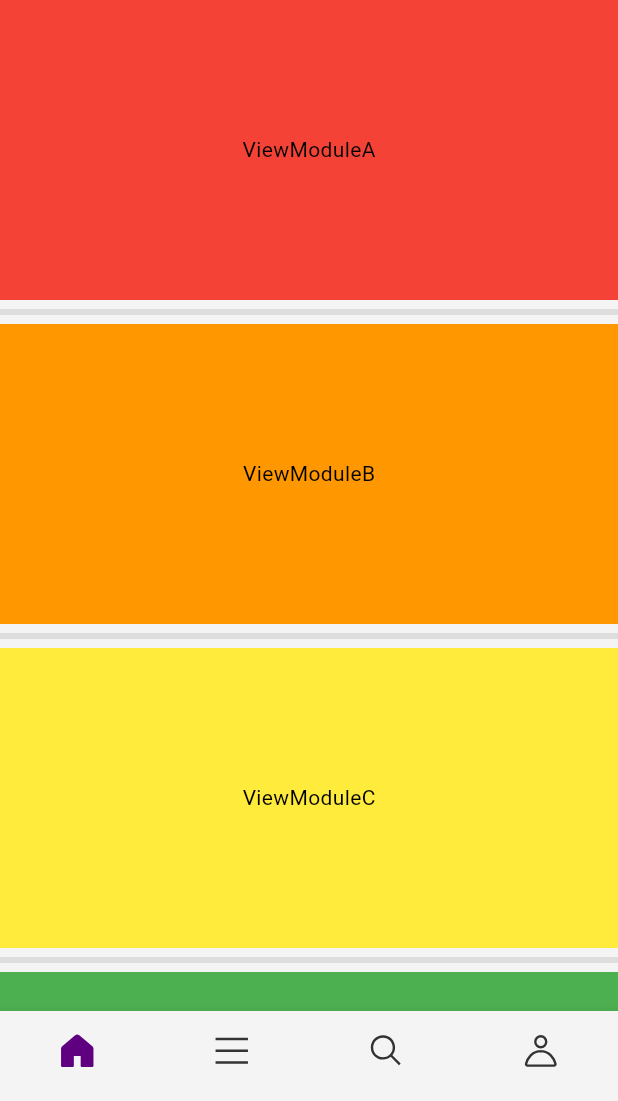
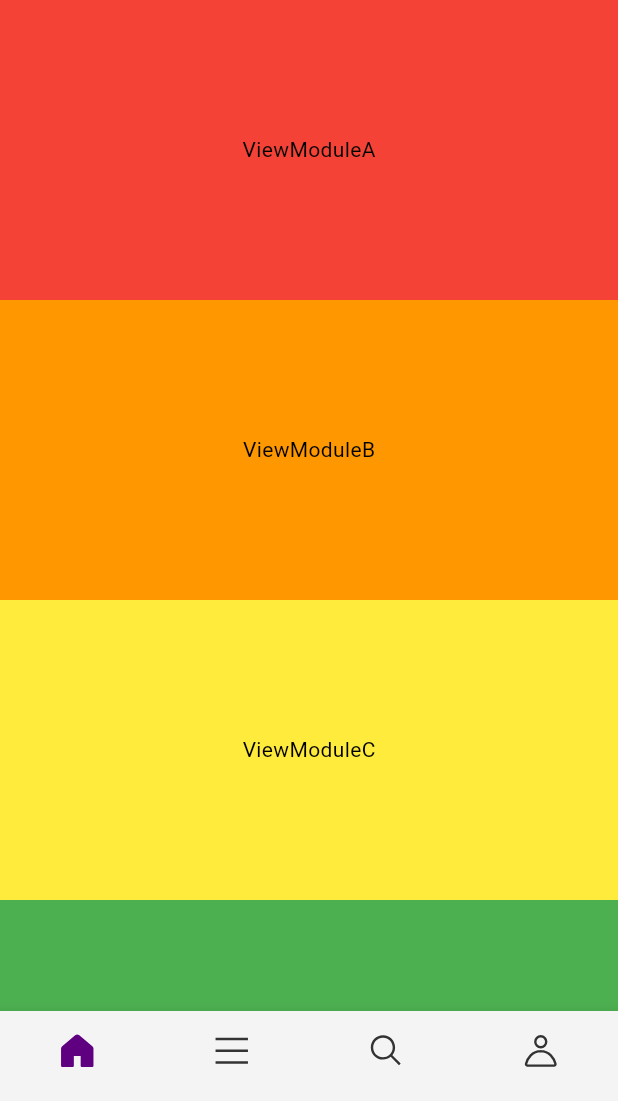
Before and after one commit to fastcampus-flutter/part6_e_commerce_app, a Flutter app: the screen it shows after launch, on a phone screen of 412 x 824 dp, the part 135-1236 px from its top. Run offline on Flutter 3.47's test engine with Material 2 defaults, Android fonts, the phone set to English and light mode, and no system bars; our stand-ins replace dio, flutter_bloc, flutter_svg, freezed_annotation, get_it, go_router and 2 more; generated files the repository leaves out were written again; Roboto replaces fonts that are missing (Pretendard).

Commit message:
view_module_list 수정

```diff
--- a/lib/presentation/pages/home/component/view_module_list/view_module_list.dart
+++ b/lib/presentation/pages/home/component/view_module_list/view_module_list.dart
@@ -1,30 +1,86 @@
 import 'package:flutter/material.dart';
 import 'package:flutter_bloc/flutter_bloc.dart';
 
-import '../../../../../core/utils/constant.dart';
+import '../../../../../core/utils/extensions.dart';
 import '../../bloc/view_module_bloc/view_module_bloc.dart';
 
-class ViewModuleList extends StatelessWidget {
+class ViewModuleList extends StatefulWidget {
   const ViewModuleList({super.key});
+
+  @override
+  State<ViewModuleList> createState() => _ViewModuleListState();
+}
+
+class _ViewModuleListState extends State<ViewModuleList> {
+  final ScrollController scrollController = ScrollController();
+
+  @override
+  void initState() {
+    super.initState();
+    scrollController.addListener(_onScroll);
+  }
+
+  void _onScroll() {
+    if (_isEnd) {
+      context.read<ViewModuleBloc>().add(ViewModuleFetched());
+    }
+  }
+
+  @override
+  void dispose() {
+    scrollController
+      ..removeListener(_onScroll)
+      ..dispose();
+    super.dispose();
+  }
+
+  bool get _isEnd {
+    if (!scrollController.hasClients) return false;
+    final maxScroll = scrollController.position.maxScrollExtent;
+    final curScroll = scrollController.offset;
+
+    return curScroll >= maxScroll * (0.9);
+  }
 
   @override
   Widget build(BuildContext context) {
     return BlocBuilder<ViewModuleBloc, ViewModuleState>(
       builder: (_, state) {
-        switch (state.status) {
-          case Status.initial:
-          case Status.loading:
-            return const Center(child: CircularProgressIndicator());
-          case Status.success:
-            return ListView.separated(
-              itemBuilder: (_, index) => state.viewModules[index],
-              separatorBuilder: (_, index) => Divider(thickness: 4),
-              itemCount: state.viewModules.length,
-            );
-          case Status.error:
-            return const Center(child: Text('view_module_bloc error'));
-        }
+        return (state.status.isInitial || state.viewModules.isEmpty)
+            ? LoadingWidget()
+            : ListView(
+                controller: scrollController,
+                children: [
+                  ...state.viewModules,
+                  if (state.status.isLoading)
+                    const LoadingWidget(isBottom: true),
+                ],
+              );
       },
     );
   }
 }
+
+class LoadingWidget extends StatelessWidget {
+  const LoadingWidget({this.isBottom = false, super.key});
+
+  final bool isBottom;
+
+  @override
+  Widget build(BuildContext context) {
+    return (isBottom)
+        ? SizedBox(
+            height: 50,
+            child: Center(
+              child: SizedBox(
+                width: 20,
+                height: 20,
+                child: CircularProgressIndicator(strokeWidth: 2),
+              ),
+            ),
+          )
+        : Center(
+            child: CircularProgressIndicator(),
+          );
+  }
+}
```
